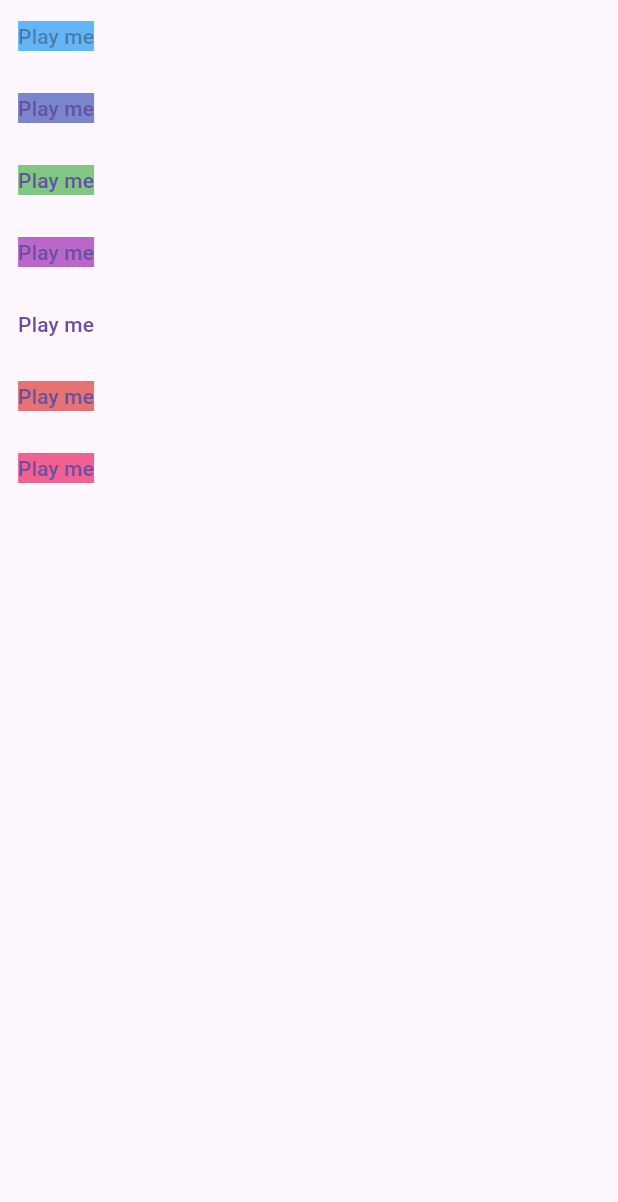
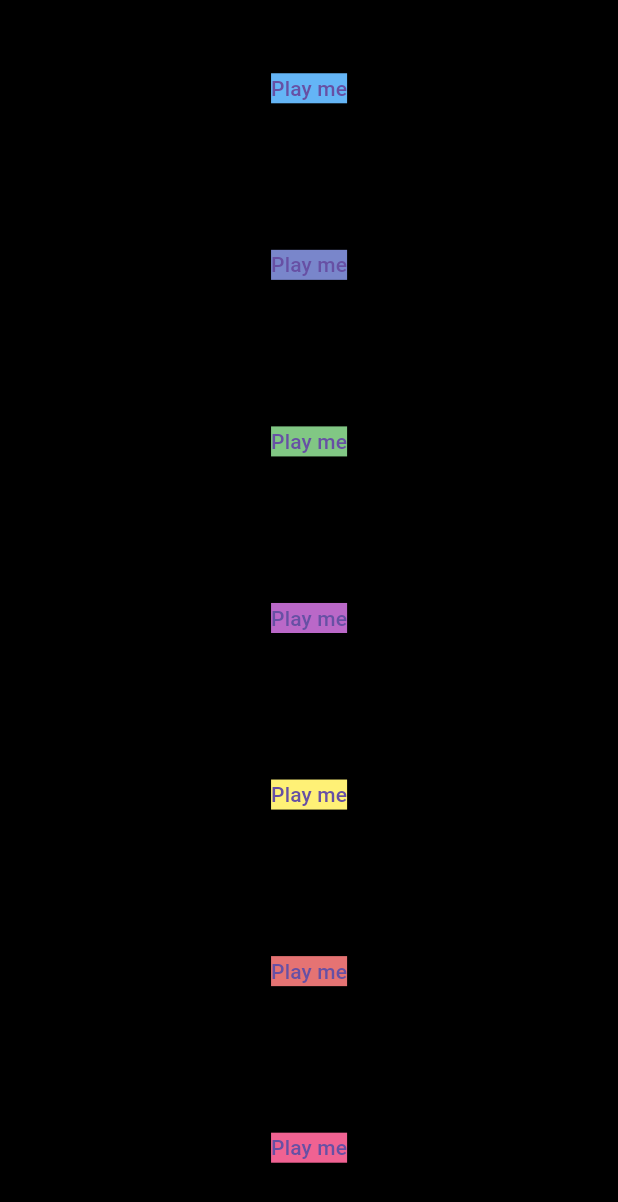
Before and after one commit to shrutiiiiin/xylophone, a Flutter app: the screen it shows after launch, on a phone screen of 412 x 824 dp. Shown: the top 1202 px of the screen. Run offline on Flutter 3.47's test engine with Material 3 defaults, Android fonts, the phone set to English and light mode, and no system bars; our stand-ins replace audioplayers.

Commit message:
inital commit#1

```diff
--- a/lib/main.dart
+++ b/lib/main.dart
@@ -8,25 +8,25 @@ void main() {
 class xylophone extends StatelessWidget {
   const xylophone({super.key});
 
-  void Playsound(int soundnum)
-  {
+  void Playsound(int soundnum) {
     final player = AudioPlayer();
     player.play(AssetSource('note$soundnum.wav'));
   }
 
-
   @override
   Widget build(BuildContext context) {
-
     return MaterialApp(
       debugShowCheckedModeBanner: false,
       home: Scaffold(
+        backgroundColor: Colors.black,
         body: SafeArea(
           child: Column(
+            crossAxisAlignment: CrossAxisAlignment.stretch,
             children: [
-              TextButton(
+              Expanded(
+                child: TextButton(
                   onPressed: () {
-                  Playsound(1)
+                    Playsound(1);
                   },
                   child: Text(
                     'Play me',
@@ -35,7 +35,9 @@ class xylophone extends StatelessWidget {
                     ),
                   ),
                 ),
-              TextButton(
+              ),
+              Expanded(
+                child: TextButton(
                   onPressed: () {
                     Playsound(2);
                   },
@@ -46,7 +48,9 @@ class xylophone extends StatelessWidget {
                     ),
                   ),
                 ),
-              TextButton(
+              ),
+              Expanded(
+                child: TextButton(
                   onPressed: () {
                     Playsound(3);
                   },
@@ -57,7 +61,9 @@ class xylophone extends StatelessWidget {
                     ),
                   ),
                 ),
-              TextButton(
+              ),
+              Expanded(
+                child: TextButton(
                   onPressed: () {
                     Playsound(4);
                   },
@@ -68,18 +74,22 @@ class xylophone extends StatelessWidget {
                     ),
                   ),
                 ),
-              TextButton(
+              ),
+              Expanded(
+                child: TextButton(
                   onPressed: () {
                     Playsound(5);
                   },
                   child: Text(
                     'Play me',
                     style: TextStyle(
-                    backgroundColor: Colors.cyanAccent[300],
+                      backgroundColor: Colors.yellow[300],
                     ),
                   ),
                 ),
-              TextButton(
+              ),
+              Expanded(
+                child: TextButton(
                   onPressed: () {
                     Playsound(6);
                   },
@@ -90,7 +100,9 @@ class xylophone extends StatelessWidget {
                     ),
                   ),
                 ),
-              TextButton(
+              ),
+              Expanded(
+                child: TextButton(
                   onPressed: () {
                     Playsound(7);
                   },
@@ -101,6 +113,7 @@ class xylophone extends StatelessWidget {
                     ),
                   ),
                 ),
+              ),
             ],
           ),
         ),
```
Lines whose indentation alone changed are shown as unchanged.
